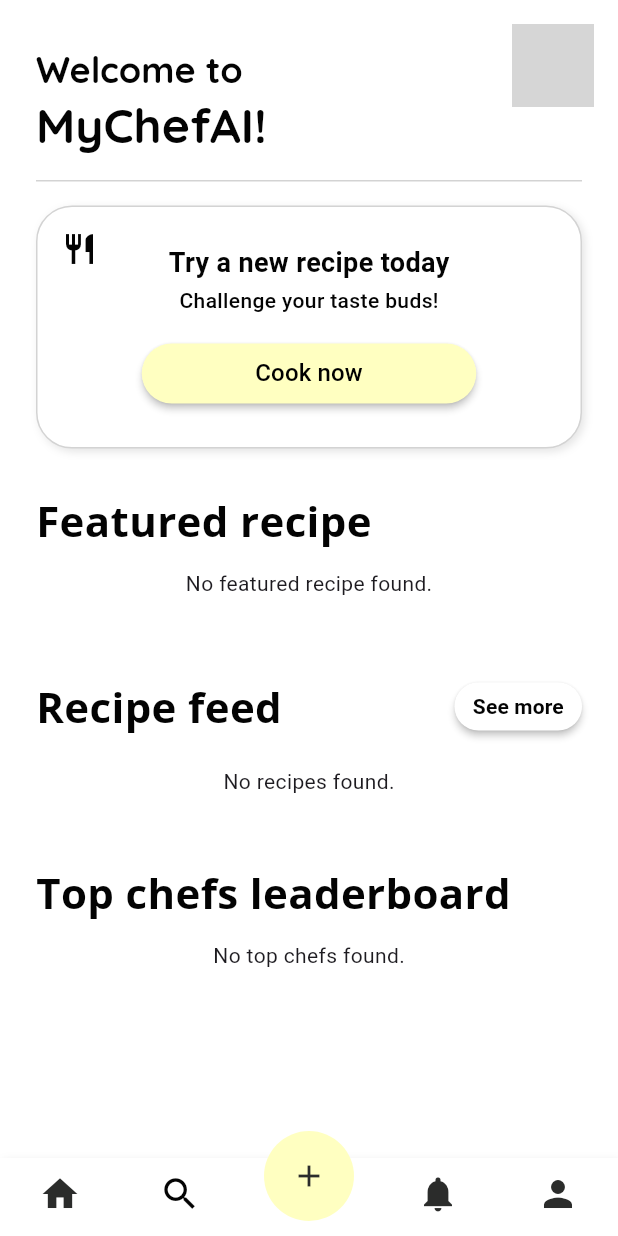
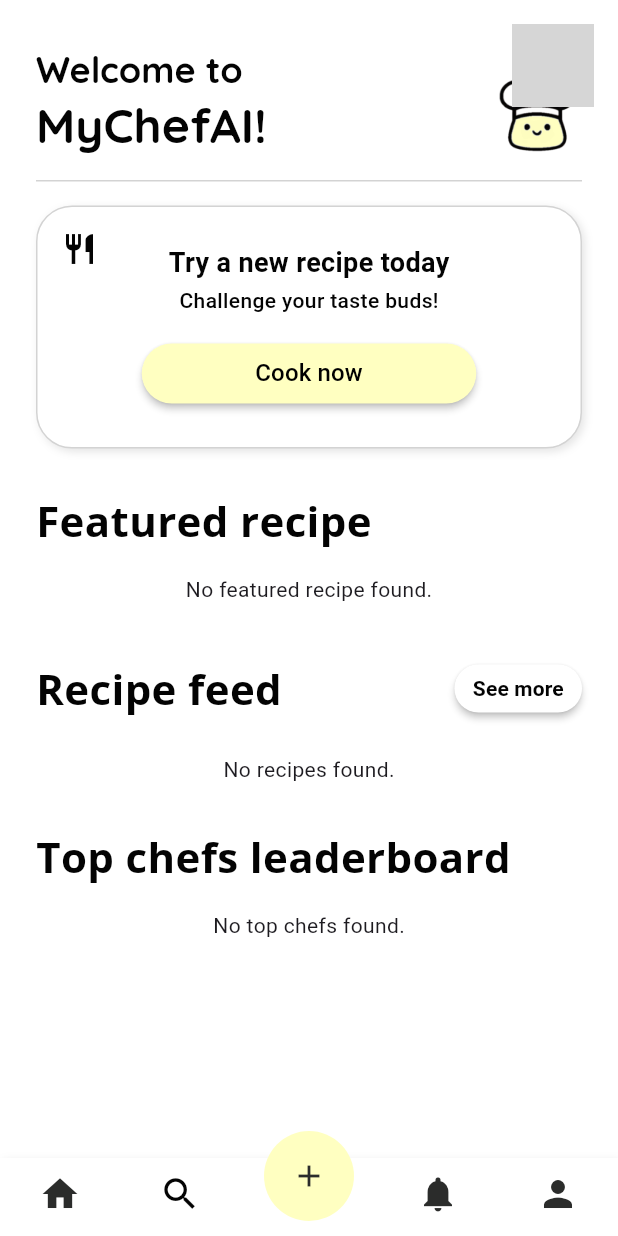
Before and after one commit to dylanberquist-personal/MyChefAI, a Flutter app: the HomeScreen screen opened by its route, after a tap on the "add" icon, on a phone screen of 412 x 824 dp. Run offline on Flutter 3.47's test engine with Material 3 defaults, Android fonts, the light colour scheme and no system bars; our stand-ins replace cloud_firestore, firebase_auth, firebase_core, firebase_storage, google_sign_in, image_picker; accounts and stored records are empty; network calls fail; Roboto replaces fonts that are missing (Poppins); grey boxes are pictures that could not be loaded.

Commit message:
Fix UI spacing: remove built-in margin from RecipeBlock and add consistent 20px spacing between headers and content

```diff
--- a/lib/components/recipe_block.dart
+++ b/lib/components/recipe_block.dart
@@ -77,7 +77,7 @@ class _RecipeBlockState extends State<RecipeBlock> {
           borderRadius: BorderRadius.circular(16),
         ),
         color: Colors.white,
-        margin: EdgeInsets.only(top: 16),
+        margin: EdgeInsets.zero, // Removed top margin
         child: InkWell(
           borderRadius: BorderRadius.circular(16),
           onTap: () {
--- a/lib/components/title_bar.dart
+++ b/lib/components/title_bar.dart
@@ -60,6 +60,16 @@ class TitleBar extends StatelessWidget {
                   ),
                 ),
               ),
+              // Chef Guy Logo - aligned with the bottom of the MyChefAI text
+              Positioned(
+                right: 24,
+                bottom: 16, // Match the bottom position of the title text
+                child: Image.asset(
+                  'assets/images/mychefai_guy.png',
+                  height: 60,
+                  fit: BoxFit.contain,
+                ),
+              ),
               // Profile Icon (Top Right)
               Positioned(
                 right: 16,
--- a/lib/screens/home_screen.dart
+++ b/lib/screens/home_screen.dart
@@ -141,6 +141,13 @@ class _HomeScreenState extends State<HomeScreen> {
 
   @override
   Widget build(BuildContext context) {
+    // Define spacing constants here directly in the build method
+    const double sectionSpacing = 32.0; // Space between sections
+    const double headerToContentSpacing = 20.0; // Consistent 20px spacing between all headers and content
+    const double feedItemSpacing = 8.0; // Spacing between recipe blocks in feed
+    const double chefProfileSpacing = 8.0; // Spacing between profile blocks
+    const double contentSpacing = 16.0; // Regular content spacing (for loading indicators, etc.)
+
     return Scaffold(
       backgroundColor: Colors.white,
       body: CustomScrollView(
@@ -181,26 +188,26 @@ class _HomeScreenState extends State<HomeScreen> {
 
           // Featured Recipe Header
           SliverToBoxAdapter(
-            child: const Padding(
-              padding: EdgeInsets.only(top: 32, left: 24, right: 24),
+            child: Padding(
+              padding: EdgeInsets.only(top: sectionSpacing, left: 24, right: 24),
               child: HeaderText(text: 'Featured recipe'),
             ),
           ),
 
-          // Featured Recipe Block
+          // Featured Recipe Block - Exact 20px from header
           SliverToBoxAdapter(
             child: _isLoadingFeatured
-              ? const Padding(
-                  padding: EdgeInsets.all(16.0),
+              ? Padding(
+                  padding: EdgeInsets.only(top: headerToContentSpacing, left: 24, right: 24),
                   child: Center(child: CircularProgressIndicator()),
                 )
               : _featuredRecipe == null
-                ? const Padding(
-                    padding: EdgeInsets.all(16.0),
+                ? Padding(
+                    padding: EdgeInsets.only(top: headerToContentSpacing, left: 24, right: 24),
                     child: Center(child: Text('No featured recipe found.')),
                   )
                 : Padding(
-                    padding: const EdgeInsets.only(top: 16, left: 24, right: 24),
+                    padding: EdgeInsets.only(top: headerToContentSpacing, left: 24, right: 24),
                     child: RecipeBlock(
                       key: ValueKey('featured_${_featuredRecipe!.id}'),
                       recipe: _featuredRecipe!
@@ -211,11 +218,11 @@ class _HomeScreenState extends State<HomeScreen> {
           // Recipe Feed Header
           SliverToBoxAdapter(
             child: Padding(
-              padding: const EdgeInsets.only(top: 32, left: 24, right: 24),
+              padding: EdgeInsets.only(top: sectionSpacing, left: 24, right: 24),
               child: Row(
                 mainAxisAlignment: MainAxisAlignment.spaceBetween,
                 children: [
-                  const HeaderText(text: 'Recipe feed'),
+                  HeaderText(text: 'Recipe feed'),
                   ElevatedButton(
                     onPressed: () {
                       // Add button functionality
@@ -245,18 +252,18 @@ class _HomeScreenState extends State<HomeScreen> {
             ),
           ),
 
-          // Recipe Feed Preview
+          // Recipe Feed Preview - Exact 20px from header and 8px between items
           _isLoadingRecent
             ? SliverToBoxAdapter(
-                child: const Padding(
-                  padding: EdgeInsets.all(16.0),
+                child: Padding(
+                  padding: EdgeInsets.only(top: headerToContentSpacing, left: 24, right: 24),
                   child: Center(child: CircularProgressIndicator()),
                 ),
               )
             : _recentRecipes.isEmpty
               ? SliverToBoxAdapter(
-                  child: const Padding(
-                    padding: EdgeInsets.all(16.0),
+                  child: Padding(
+                    padding: EdgeInsets.only(top: headerToContentSpacing, left: 24, right: 24),
                     child: Center(child: Text('No recipes found.')),
                   ),
                 )
@@ -264,7 +271,11 @@ class _HomeScreenState extends State<HomeScreen> {
                   delegate: SliverChildBuilderDelegate(
                     (context, index) {
                       return Padding(
-                        padding: const EdgeInsets.only(top: 16, left: 24, right: 24),
+                        padding: EdgeInsets.only(
+                          top: index == 0 ? headerToContentSpacing : feedItemSpacing,
+                          left: 24,
+                          right: 24
+                        ),
                         child: RecipeBlock(
                           key: ValueKey('recipe_${_recentRecipes[index].id}'),
                           recipe: _recentRecipes[index],
@@ -277,24 +288,24 @@ class _HomeScreenState extends State<HomeScreen> {
 
           // Top Chefs Header
           SliverToBoxAdapter(
-            child: const Padding(
-              padding: EdgeInsets.only(top: 32, left: 24, right: 24),
+            child: Padding(
+              padding: EdgeInsets.only(top: sectionSpacing, left: 24, right: 24),
               child: HeaderText(text: 'Top chefs leaderboard'),
             ),
           ),
 
-          // Top Chefs Leaderboard
+          // Top Chefs Leaderboard - Exact 20px from header and reduced spacing between items
           _isLoadingChefs
             ? SliverToBoxAdapter(
-                child: const Padding(
-                  padding: EdgeInsets.all(16.0),
+                child: Padding(
+                  padding: EdgeInsets.only(top: headerToContentSpacing, left: 24, right: 24),
                   child: Center(child: CircularProgressIndicator()),
                 ),
               )
             : _topChefs.isEmpty
               ? SliverToBoxAdapter(
-                  child: const Padding(
-                    padding: EdgeInsets.all(16.0),
+                  child: Padding(
+                    padding: EdgeInsets.only(top: headerToContentSpacing, left: 24, right: 24),
                     child: Center(child: Text('No top chefs found.')),
                   ),
                 )
@@ -302,7 +313,11 @@ class _HomeScreenState extends State<HomeScreen> {
                   delegate: SliverChildBuilderDelegate(
                     (context, index) {
                       return Padding(
-                        padding: const EdgeInsets.only(left: 24, right: 24, bottom: 6),
+                        padding: EdgeInsets.only(
+                          top: index == 0 ? headerToContentSpacing : chefProfileSpacing,
+                          left: 24,
+                          right: 24
+                        ),
                         child: Stack(
                           children: [
                             ProfileBlock(
@@ -340,7 +355,7 @@ class _HomeScreenState extends State<HomeScreen> {
 
           // Bottom Padding
           SliverToBoxAdapter(
-            child: const SizedBox(height: 24),
+            child: SizedBox(height: 24),
           ),
         ],
       ),
```
